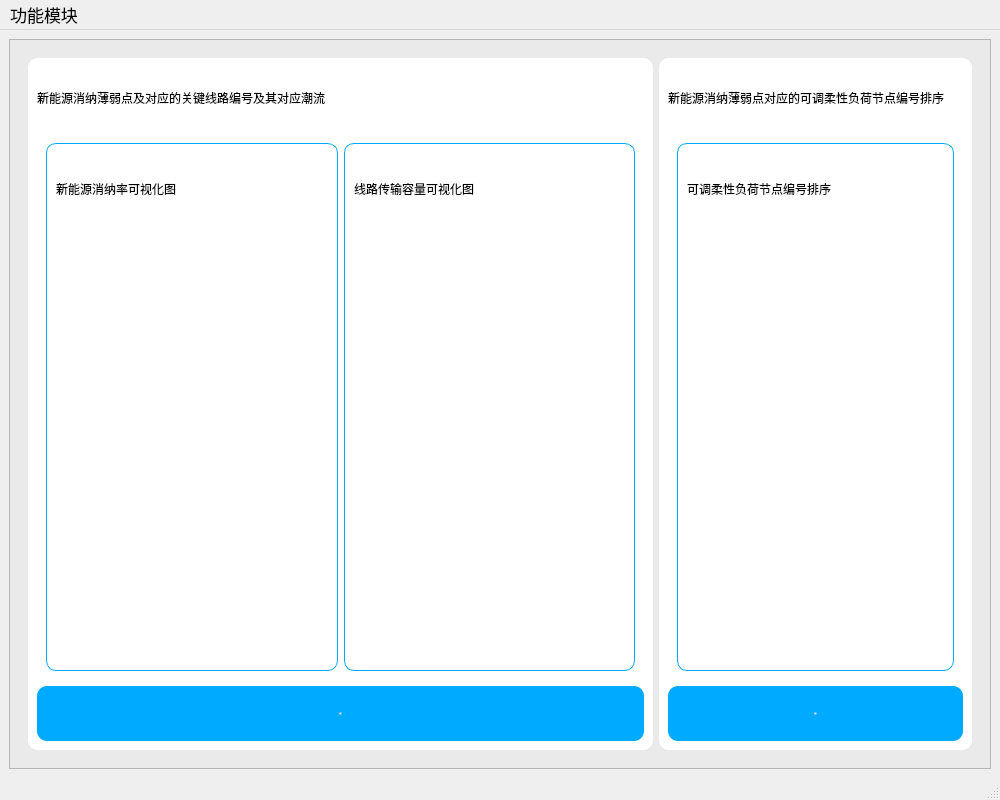
The window that MainWindow.ui (Estellalan/gzdw_desk) describes before a commit, drawn with Qt 5.
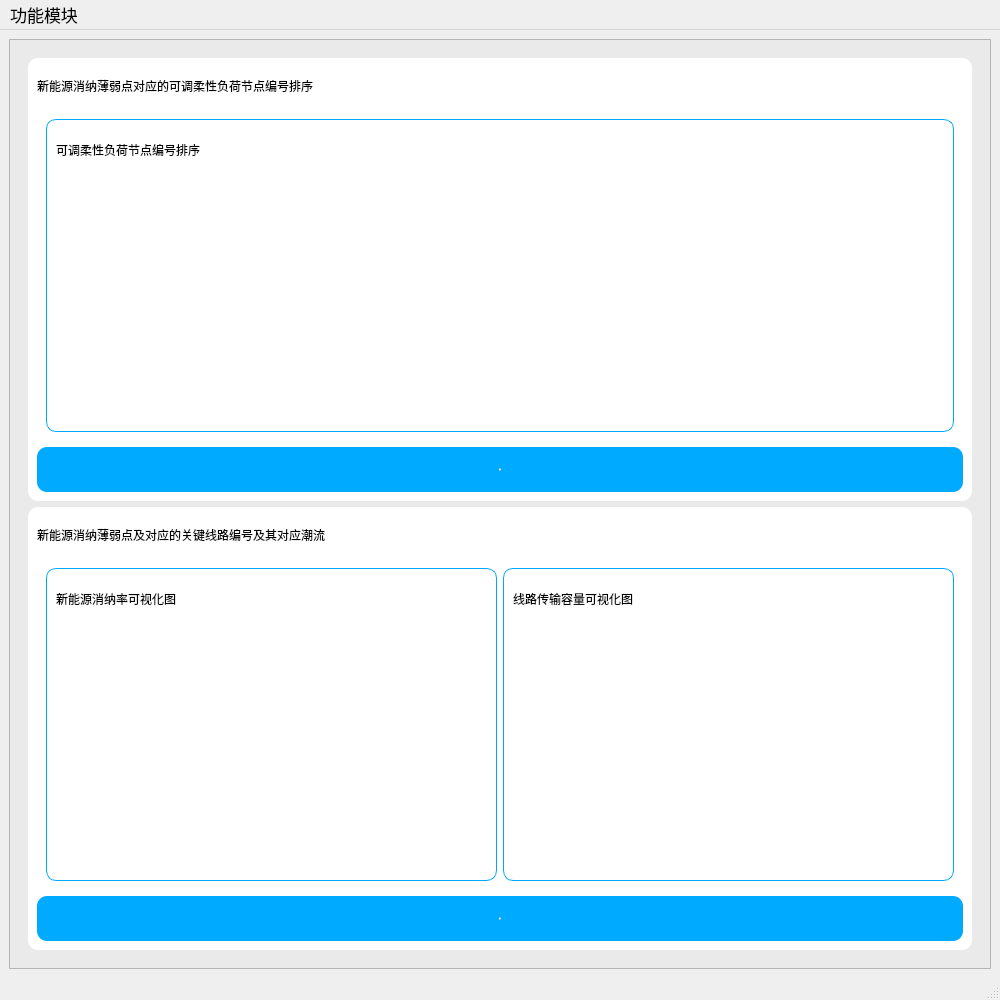
The same window after the commit.

Patch:
```diff
--- a/MainWindow.ui
+++ b/MainWindow.ui
@@ -7,7 +7,7 @@
     <x>0</x>
     <y>0</y>
     <width>1000</width>
-    <height>800</height>
+    <height>1000</height>
    </rect>
   </property>
   <property name="sizePolicy">
@@ -19,7 +19,7 @@
   <property name="minimumSize">
    <size>
     <width>1000</width>
-    <height>800</height>
+    <height>1000</height>
    </size>
   </property>
   <property name="windowTitle">
@@ -113,7 +113,164 @@
 	background-color: rgb(0, 170, 127);
 }</string>
           </property>
-          <layout class="QHBoxLayout" name="horizontalLayout_3">
+          <layout class="QVBoxLayout" name="verticalLayout_5">
+           <item>
+            <widget class="QFrame" name="frame4">
+             <property name="sizePolicy">
+              <sizepolicy hsizetype="Expanding" vsizetype="Expanding">
+               <horstretch>1</horstretch>
+               <verstretch>0</verstretch>
+              </sizepolicy>
+             </property>
+             <property name="styleSheet">
+              <string notr="true">
+.QFrame{
+background-color:rgb(255, 255, 255);
+border-radius:10px;
+border:0px
+}</string>
+             </property>
+             <property name="frameShape">
+              <enum>QFrame::StyledPanel</enum>
+             </property>
+             <property name="frameShadow">
+              <enum>QFrame::Raised</enum>
+             </property>
+             <layout class="QVBoxLayout" name="verticalLayout_3">
+              <item>
+               <widget class="QLabel" name="label_6">
+                <property name="sizePolicy">
+                 <sizepolicy hsizetype="Expanding" vsizetype="Expanding">
+                  <horstretch>0</horstretch>
+                  <verstretch>1</verstretch>
+                 </sizepolicy>
+                </property>
+                <property name="styleSheet">
+                 <string notr="true"/>
+                </property>
+                <property name="text">
+                 <string>新能源消纳薄弱点对应的可调柔性负荷节点编号排序</string>
+                </property>
+               </widget>
+              </item>
+              <item>
+               <widget class="QFrame" name="frame_5">
+                <property name="sizePolicy">
+                 <sizepolicy hsizetype="Preferred" vsizetype="Preferred">
+                  <horstretch>0</horstretch>
+                  <verstretch>9</verstretch>
+                 </sizepolicy>
+                </property>
+                <property name="frameShape">
+                 <enum>QFrame::StyledPanel</enum>
+                </property>
+                <property name="frameShadow">
+                 <enum>QFrame::Raised</enum>
+                </property>
+                <layout class="QVBoxLayout" name="verticalLayout_8">
+                 <item>
+                  <widget class="QFrame" name="frame_10">
+                   <property name="sizePolicy">
+                    <sizepolicy hsizetype="Expanding" vsizetype="Expanding">
+                     <horstretch>0</horstretch>
+                     <verstretch>0</verstretch>
+                    </sizepolicy>
+                   </property>
+                   <property name="styleSheet">
+                    <string notr="true">	.QFrame{
+			border-width: 1px;
+	border-style: solid;
+	border-color: rgb(0, 168, 252);
+	background-color: white;
+	color: #d3dae3;
+	}
+</string>
+                   </property>
+                   <property name="frameShape">
+                    <enum>QFrame::StyledPanel</enum>
+                   </property>
+                   <property name="frameShadow">
+                    <enum>QFrame::Raised</enum>
+                   </property>
+                   <layout class="QVBoxLayout" name="verticalLayout_7">
+                    <item>
+                     <widget class="QLabel" name="label_4">
+                      <property name="sizePolicy">
+                       <sizepolicy hsizetype="Preferred" vsizetype="Preferred">
+                        <horstretch>0</horstretch>
+                        <verstretch>1</verstretch>
+                       </sizepolicy>
+                      </property>
+                      <property name="styleSheet">
+                       <string notr="true"/>
+                      </property>
+                      <property name="text">
+                       <string>可调柔性负荷节点编号排序</string>
+                      </property>
+                     </widget>
+                    </item>
+                    <item>
+                     <widget class="QLabel" name="m1_p3">
+                      <property name="sizePolicy">
+                       <sizepolicy hsizetype="Expanding" vsizetype="Expanding">
+                        <horstretch>0</horstretch>
+                        <verstretch>6</verstretch>
+                       </sizepolicy>
+                      </property>
+                      <property name="styleSheet">
+                       <string notr="true"/>
+                      </property>
+                      <property name="text">
+                       <string/>
+                      </property>
+                     </widget>
+                    </item>
+                   </layout>
+                  </widget>
+                 </item>
+                </layout>
+               </widget>
+              </item>
+              <item>
+               <widget class="QPushButton" name="m1_run2">
+                <property name="sizePolicy">
+                 <sizepolicy hsizetype="Expanding" vsizetype="Expanding">
+                  <horstretch>0</horstretch>
+                  <verstretch>1</verstretch>
+                 </sizepolicy>
+                </property>
+                <property name="minimumSize">
+                 <size>
+                  <width>200</width>
+                  <height>45</height>
+                 </size>
+                </property>
+                <property name="maximumSize">
+                 <size>
+                  <width>16777215</width>
+                  <height>55</height>
+                 </size>
+                </property>
+                <property name="font">
+                 <font>
+                  <family>Microsoft YaHei</family>
+                  <pointsize>-1</pointsize>
+                  <weight>75</weight>
+                  <italic>false</italic>
+                  <bold>true</bold>
+                 </font>
+                </property>
+                <property name="styleSheet">
+                 <string notr="true"/>
+                </property>
+                <property name="text">
+                 <string>运行</string>
+                </property>
+               </widget>
+              </item>
+             </layout>
+            </widget>
+           </item>
            <item>
             <widget class="QFrame" name="frame3">
              <property name="sizePolicy">
@@ -333,163 +490,6 @@
              </layout>
             </widget>
            </item>
-           <item>
-            <widget class="QFrame" name="frame4">
-             <property name="sizePolicy">
-              <sizepolicy hsizetype="Expanding" vsizetype="Expanding">
-               <horstretch>1</horstretch>
-               <verstretch>0</verstretch>
-              </sizepolicy>
-             </property>
-             <property name="styleSheet">
-              <string notr="true">
-.QFrame{
-background-color:rgb(255, 255, 255);
-border-radius:10px;
-border:0px
-}</string>
-             </property>
-             <property name="frameShape">
-              <enum>QFrame::StyledPanel</enum>
-             </property>
-             <property name="frameShadow">
-              <enum>QFrame::Raised</enum>
-             </property>
-             <layout class="QVBoxLayout" name="verticalLayout_3">
-              <item>
-               <widget class="QLabel" name="label_6">
-                <property name="sizePolicy">
-                 <sizepolicy hsizetype="Expanding" vsizetype="Expanding">
-                  <horstretch>0</horstretch>
-                  <verstretch>1</verstretch>
-                 </sizepolicy>
-                </property>
-                <property name="styleSheet">
-                 <string notr="true"/>
-                </property>
-                <property name="text">
-                 <string>新能源消纳薄弱点对应的可调柔性负荷节点编号排序</string>
-                </property>
-               </widget>
-              </item>
-              <item>
-               <widget class="QFrame" name="frame_5">
-                <property name="sizePolicy">
-                 <sizepolicy hsizetype="Preferred" vsizetype="Preferred">
-                  <horstretch>0</horstretch>
-                  <verstretch>9</verstretch>
-                 </sizepolicy>
-                </property>
-                <property name="frameShape">
-                 <enum>QFrame::StyledPanel</enum>
-                </property>
-                <property name="frameShadow">
-                 <enum>QFrame::Raised</enum>
-                </property>
-                <layout class="QVBoxLayout" name="verticalLayout_8">
-                 <item>
-                  <widget class="QFrame" name="frame_10">
-                   <property name="sizePolicy">
-                    <sizepolicy hsizetype="Expanding" vsizetype="Expanding">
-                     <horstretch>0</horstretch>
-                     <verstretch>0</verstretch>
-                    </sizepolicy>
-                   </property>
-                   <property name="styleSheet">
-                    <string notr="true">	.QFrame{
-			border-width: 1px;
-	border-style: solid;
-	border-color: rgb(0, 168, 252);
-	background-color: white;
-	color: #d3dae3;
-	}
-</string>
-                   </property>
-                   <property name="frameShape">
-                    <enum>QFrame::StyledPanel</enum>
-                   </property>
-                   <property name="frameShadow">
-                    <enum>QFrame::Raised</enum>
-                   </property>
-                   <layout class="QVBoxLayout" name="verticalLayout_7">
-                    <item>
-                     <widget class="QLabel" name="label_4">
-                      <property name="sizePolicy">
-                       <sizepolicy hsizetype="Preferred" vsizetype="Preferred">
-                        <horstretch>0</horstretch>
-                        <verstretch>1</verstretch>
-                       </sizepolicy>
-                      </property>
-                      <property name="styleSheet">
-                       <string notr="true"/>
-                      </property>
-                      <property name="text">
-                       <string>可调柔性负荷节点编号排序</string>
-                      </property>
-                     </widget>
-                    </item>
-                    <item>
-                     <widget class="QLabel" name="m1_p3">
-                      <property name="sizePolicy">
-                       <sizepolicy hsizetype="Expanding" vsizetype="Expanding">
-                        <horstretch>0</horstretch>
-                        <verstretch>6</verstretch>
-                       </sizepolicy>
-                      </property>
-                      <property name="styleSheet">
-                       <string notr="true"/>
-                      </property>
-                      <property name="text">
-                       <string/>
-                      </property>
-                     </widget>
-                    </item>
-                   </layout>
-                  </widget>
-                 </item>
-                </layout>
-               </widget>
-              </item>
-              <item>
-               <widget class="QPushButton" name="m1_run2">
-                <property name="sizePolicy">
-                 <sizepolicy hsizetype="Expanding" vsizetype="Expanding">
-                  <horstretch>0</horstretch>
-                  <verstretch>1</verstretch>
-                 </sizepolicy>
-                </property>
-                <property name="minimumSize">
-                 <size>
-                  <width>200</width>
-                  <height>45</height>
-                 </size>
-                </property>
-                <property name="maximumSize">
-                 <size>
-                  <width>16777215</width>
-                  <height>55</height>
-                 </size>
-                </property>
-                <property name="font">
-                 <font>
-                  <family>Microsoft YaHei</family>
-                  <pointsize>-1</pointsize>
-                  <weight>75</weight>
-                  <italic>false</italic>
-                  <bold>true</bold>
-                 </font>
-                </property>
-                <property name="styleSheet">
-                 <string notr="true"/>
-                </property>
-                <property name="text">
-                 <string>运行</string>
-                </property>
-               </widget>
-              </item>
-             </layout>
-            </widget>
-           </item>
           </layout>
          </widget>
          <widget class="QWidget" name="page2">
```
